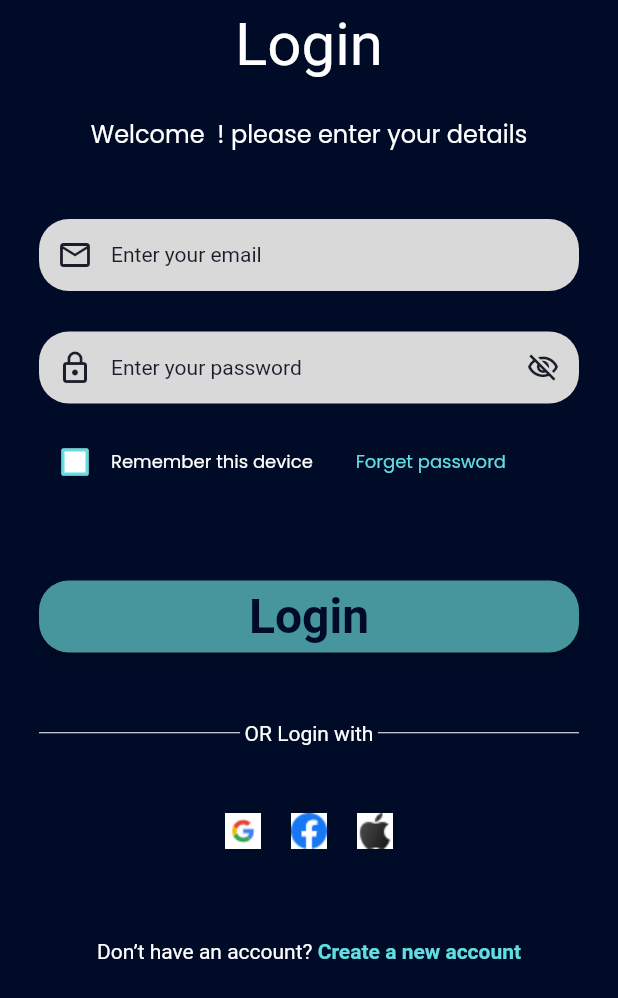
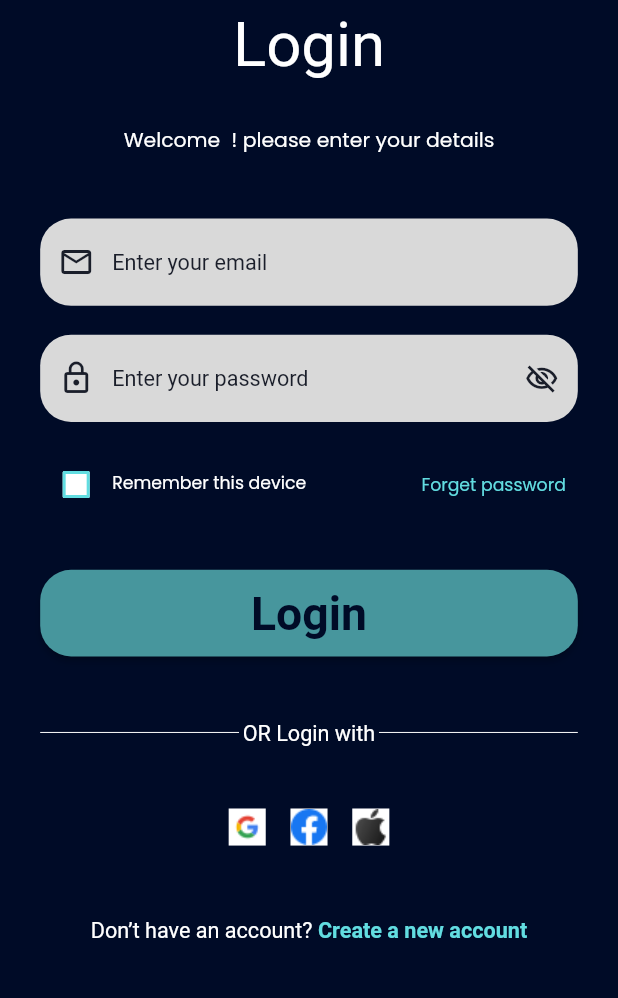
Before and after one commit to AhmedAbdelaal345/DEPI_Final_Project, a Flutter app: the LoginScreen screen opened directly, on a phone screen of 412 x 824 dp. Shown: the top 998 px of the screen. Run offline on Flutter 3.47's test engine with Material 3 defaults, Android fonts, the phone set to English and light mode, and no system bars; our stand-ins replace bloc, firebase_auth, firebase_core, flutter_bloc, fluttertoast, google_fonts; accounts and stored records are empty; generated files the repository leaves out were written again; Roboto replaces fonts that are missing (Judson).

Commit message:
fix: apply media queries for responsive layout

```diff
--- /dev/null
+++ b/devtools_options.yaml
@@ -0,0 +1,3 @@
+description: This file stores settings for Dart & Flutter DevTools.
+documentation: https://docs.flutter.dev/tools/devtools/extensions#configure-extension-enablement-states
+extensions:
--- a/lib/features/auth/presentation/screens/login_screen.dart
+++ b/lib/features/auth/presentation/screens/login_screen.dart
@@ -1,7 +1,7 @@
 import 'package:depi_final_project/core/constants/app_constants.dart';
 import 'package:depi_final_project/core/constants/color_app.dart';
 import 'package:depi_final_project/features/auth/presentation/screens/forgotPasswordPage.dart';
-import 'package:depi_final_project/features/auth/presentation/screens/register_options_screen.dart';
+import 'package:depi_final_project/features/auth/presentation/screens/register_details_screen.dart';
 import 'package:depi_final_project/features/home/presentation/Screens/home_screen.dart';
 import 'package:firebase_auth/firebase_auth.dart';
 import 'package:flutter/material.dart';
@@ -36,6 +36,8 @@ class _LoginScreenState extends State<LoginScreen> {
 
   @override
   Widget build(BuildContext context) {
+    final screenHeight = MediaQuery.of(context).size.height;
+    final screenWidth = MediaQuery.of(context).size.width;
     return BlocProvider(
       create: (context) => LoginCubit(),
       child: Scaffold(
@@ -61,7 +63,7 @@ class _LoginScreenState extends State<LoginScreen> {
                 return Form(
                   key: _formKey,
                   child: Padding(
-                    padding: const EdgeInsets.symmetric(horizontal: 26),
+                    padding:  EdgeInsets.symmetric(horizontal: screenWidth * 0.065),
                     child: SingleChildScrollView(
                       child: Column(
                         crossAxisAlignment: CrossAxisAlignment.center,
@@ -69,21 +71,21 @@ class _LoginScreenState extends State<LoginScreen> {
                           Text(
                             'Login',
                             style: GoogleFonts.irishGrover(
-                              fontSize: 40,
+                              fontSize: screenWidth * 0.1,
                               fontWeight: FontWeight.w400,
                               color: ColorApp.whiteColor,
                             ),
                           ),
-                          const SizedBox(height: 25),
-                          const Text(
+                          SizedBox(height: screenHeight * 0.035),
+                           Text(
                             'Welcome  ! please enter your details',
                             style: TextStyle(
-                              fontSize: 16,
+                              fontSize: screenWidth * 0.033,
                               fontWeight: FontWeight.w400,
                               color: ColorApp.whiteColor,
                             ),
                           ),
-                          const SizedBox(height: 45),
+                           SizedBox(height: screenHeight * 0.05),
                           CustomTextField(
                             controller: _emailController,
                             hintText: 'Enter your email',
@@ -100,7 +102,6 @@ class _LoginScreenState extends State<LoginScreen> {
                               return null;
                             },
                           ),
-                          const SizedBox(height: 27),
                           CustomTextField(
                             controller: _passwordController,
                             hintText: 'Enter your password',
@@ -117,7 +118,6 @@ class _LoginScreenState extends State<LoginScreen> {
                               return null;
                             },
                           ),
-                          const SizedBox(height: 15),
 
                           Row(
                             children: [
@@ -139,17 +139,15 @@ class _LoginScreenState extends State<LoginScreen> {
                                   color: ColorApp.splashTextColor,
                                 ),
                               ),
-                              const Text(
+                               Text(
                                 'Remember this device',
                                 style: TextStyle(
                                   color: ColorApp.whiteColor,
-                                  fontSize: 12,
+                                  fontSize: screenWidth * 0.028,
                                   fontWeight: FontWeight.w400,
                                 ),
                               ),
-                              SizedBox(
-                                width: MediaQuery.of(context).size.width * 0.05,
-                              ),
+                              Spacer(),
                               TextButton(
                                 onPressed: () {
                                   Navigator.push(
@@ -160,11 +158,11 @@ class _LoginScreenState extends State<LoginScreen> {
                                     ),
                                   );
                                 },
-                                child: const Text(
+                                child:  Text(
                                   'Forget password',
                                   style: TextStyle(
                                     color: ColorApp.splashTextColor,
-                                    fontSize: 12,
+                                    fontSize: screenWidth * 0.028,
                                     fontWeight: FontWeight.w400,
                                   ),
                                 ),
@@ -172,7 +170,7 @@ class _LoginScreenState extends State<LoginScreen> {
                             ],
                           ),
 
-                          const SizedBox(height: 55),
+                          SizedBox(height: screenHeight * 0.04),
                           if (state.status == LoginStatus.loading)
                             const Center(child: CircularProgressIndicator())
                           else
@@ -253,21 +251,21 @@ class _LoginScreenState extends State<LoginScreen> {
                                 }
                               },
                             ),
-                          const SizedBox(height: 44),
+                           SizedBox(height: screenHeight * 0.05),
                           Row(
                             children: [
                               const Expanded(
                                 child: Divider(color: ColorApp.whiteColor),
                               ),
                               Padding(
-                                padding: const EdgeInsets.symmetric(
-                                  horizontal: 3.0,
+                                padding:  EdgeInsets.symmetric(
+                                  horizontal: screenHeight * 0.003,
                                 ),
                                 child: Text(
                                   'OR Login with',
                                   style: GoogleFonts.irishGrover(
                                     color: ColorApp.whiteColor,
-                                    fontSize: 14,
+                                    fontSize: screenWidth * 0.035,
                                   ),
                                 ),
                               ),
@@ -276,7 +274,7 @@ class _LoginScreenState extends State<LoginScreen> {
                               ),
                             ],
                           ),
-                          const SizedBox(height: 44),
+                           SizedBox(height: screenHeight * 0.05),
                           Row(
                             mainAxisAlignment: MainAxisAlignment.center,
                             children: [
@@ -284,12 +282,12 @@ class _LoginScreenState extends State<LoginScreen> {
                                 iconPath: AppConstants.googleLogo,
                                 onPressed: () {},
                               ),
-                              const SizedBox(width: 20),
+                               SizedBox(width: screenWidth * 0.04),
                               SocialIconButton(
                                 iconPath: AppConstants.facebookLogo,
                                 onPressed: () {},
                               ),
-                              const SizedBox(width: 20),
+                               SizedBox(width: screenWidth * 0.04),
                               SocialIconButton(
                                 iconPath: AppConstants.appleLogo,
                                 onPressed: () {},
@@ -297,7 +295,7 @@ class _LoginScreenState extends State<LoginScreen> {
                             ],
                           ),
 
-                          const SizedBox(height: 44),
+                          SizedBox(height: screenHeight * 0.04),
 
                           TextButton(
                             onPressed: () {
@@ -306,14 +304,14 @@ class _LoginScreenState extends State<LoginScreen> {
                                 MaterialPageRoute(
                                   builder:
                                       (context) =>
-                                          const RegisterOptionsScreen(),
+                                          const RegisterDetailsScreen(),
                                 ),
                               );
                             },
                             child: RichText(
-                              text: const TextSpan(
+                              text:  TextSpan(
                                 style: TextStyle(
-                                  fontSize: 14,
+                                  fontSize: screenWidth * 0.035,
                                   fontWeight: FontWeight.w400,
                                 ),
                                 children: <TextSpan>[
--- a/lib/features/auth/presentation/widgets/custom_auth_button.dart
+++ b/lib/features/auth/presentation/widgets/custom_auth_button.dart
@@ -13,19 +13,21 @@ class CustomAuthButton extends StatelessWidget {
 
   @override
   Widget build(BuildContext context) {
+    final screenHeight = MediaQuery.of(context).size.height;
+    final screenWidth = MediaQuery.of(context).size.width;
     return SizedBox(
       width: double.infinity,
-      height: 48,
+      height: screenHeight * 0.07,
       child: ElevatedButton(
         onPressed: onPressed,
         style: ElevatedButton.styleFrom(
           backgroundColor: ColorApp.primaryButtonColor,
           foregroundColor: ColorApp.backgroundColor,
           shape: RoundedRectangleBorder(
-            borderRadius: BorderRadius.circular(20),
+            borderRadius: BorderRadius.circular(screenWidth * 0.05),
           ),
           textStyle: GoogleFonts.judson(
-            fontSize: 32,
+            fontSize: screenWidth * 0.075,
             fontWeight: FontWeight.bold,
           ),
         ),
--- a/lib/features/auth/presentation/widgets/custom_text_field.dart
+++ b/lib/features/auth/presentation/widgets/custom_text_field.dart
@@ -30,24 +30,34 @@ class _CustomTextFieldState extends State<CustomTextField> {
 
   @override
   Widget build(BuildContext context) {
-    return SizedBox(
-      height: 48,
+    final screenHeight = MediaQuery.of(context).size.height;
+    final screenWidth = MediaQuery.of(context).size.width;
+    return Padding(
+      padding:  EdgeInsets.symmetric(vertical:screenHeight * 0.002 ),
+      child: SizedBox(
+        height: screenHeight * 0.09,
         width: double.infinity,
         child: TextFormField(
-        scrollPadding: EdgeInsets.all(15),
+          scrollPadding: EdgeInsets.all(screenWidth * 0.04),
           validator:widget.validator ,
           controller: widget.controller,
           onChanged: widget.onChanged,
           obscureText: widget.isPassword ? _obscureText : false,
           style: const TextStyle(color: ColorApp.greyColor),
           decoration: InputDecoration(
+
+            helperText: ' ',
+            helperStyle: const TextStyle(height: 0.7),
+            errorStyle: const TextStyle(height: 0.7, color: Colors.redAccent),
+
+
             filled: true,
             fillColor: ColorApp.textFieldBackgroundColor,
             hintText: widget.hintText,
-          hintStyle: const TextStyle(
+            hintStyle:  TextStyle(
               color: ColorApp.greyColor,
               fontWeight: FontWeight.w400,
-            fontSize: 14,
+              fontSize: screenWidth * 0.035,
             ),
             errorText: widget.errorText,
             prefixIcon: Icon(widget.prefixIcon, color: ColorApp.greyColor),
@@ -58,7 +68,7 @@ class _CustomTextFieldState extends State<CustomTextField> {
                           ? Icons.visibility_off_outlined
                           : Icons.visibility_outlined,
                       color: ColorApp.greyColor,
-                    size: 22,
+                      size: screenWidth * 0.055,
                     ),
                     onPressed: () {
                       setState(() {
@@ -68,16 +78,17 @@ class _CustomTextFieldState extends State<CustomTextField> {
                   )
                 : null,
             border: OutlineInputBorder(
-            borderRadius: BorderRadius.circular(20),
+              borderRadius: BorderRadius.circular(screenWidth * 0.05),
               borderSide: BorderSide.none,
             ),
             enabledBorder: OutlineInputBorder(
-            borderRadius: BorderRadius.circular(20),
+              borderRadius: BorderRadius.circular(screenWidth * 0.05),
               borderSide: BorderSide.none,
             ),
             focusedBorder: OutlineInputBorder(
-            borderRadius: BorderRadius.circular(20),
+              borderRadius: BorderRadius.circular(screenWidth * 0.05),
               borderSide: BorderSide.none,
+            ),
           ),
         ),
       ),
--- a/lib/features/auth/presentation/widgets/social_icon_button.dart
+++ b/lib/features/auth/presentation/widgets/social_icon_button.dart
@@ -12,14 +12,15 @@ class SocialIconButton extends StatelessWidget {
 
   @override
   Widget build(BuildContext context) {
+    final screenWidth = MediaQuery.of(context).size.width;
     return GestureDetector(
       onTap: onPressed,
       child: Container(
         color: Colors.white,
         child: Image.asset(
           iconPath,
-          width: 24,
-          height: 24,
+          width: screenWidth *0.06,
+          height: screenWidth *0.06,
         ),
       ),
     );
--- a/lib/features/splash/presentation/screens/splash_screen.dart
+++ b/lib/features/splash/presentation/screens/splash_screen.dart
@@ -3,7 +3,7 @@ import 'package:depi_final_project/core/constants/color_app.dart';
 import 'package:flutter/material.dart';
 import 'package:google_fonts/google_fonts.dart';
 import 'package:flutter_bloc/flutter_bloc.dart';
-import '../../../auth/presentation/screens/register_options_screen.dart';
+import '../../../auth/presentation/screens/register_details_screen.dart';
 import '../cubit/splash_cubit.dart';
 
 class SplashScreen extends StatelessWidget {
@@ -18,7 +18,7 @@ class SplashScreen extends StatelessWidget {
           if (state is SplashNavigateToRegister) {
             Navigator.pushReplacement(
               context,
-              MaterialPageRoute(builder: (context) => RegisterOptionsScreen()),
+              MaterialPageRoute(builder: (context) => RegisterDetailsScreen()),
             );
           }
         },
```
Also changed, not shown: lib/features/auth/presentation/screens/register_details_screen.dart (+21 -19 lines), lib/features/auth/presentation/screens/register_options_screen.dart (deleted, +0 -67 lines). Lines whose indentation alone changed are shown as unchanged.
